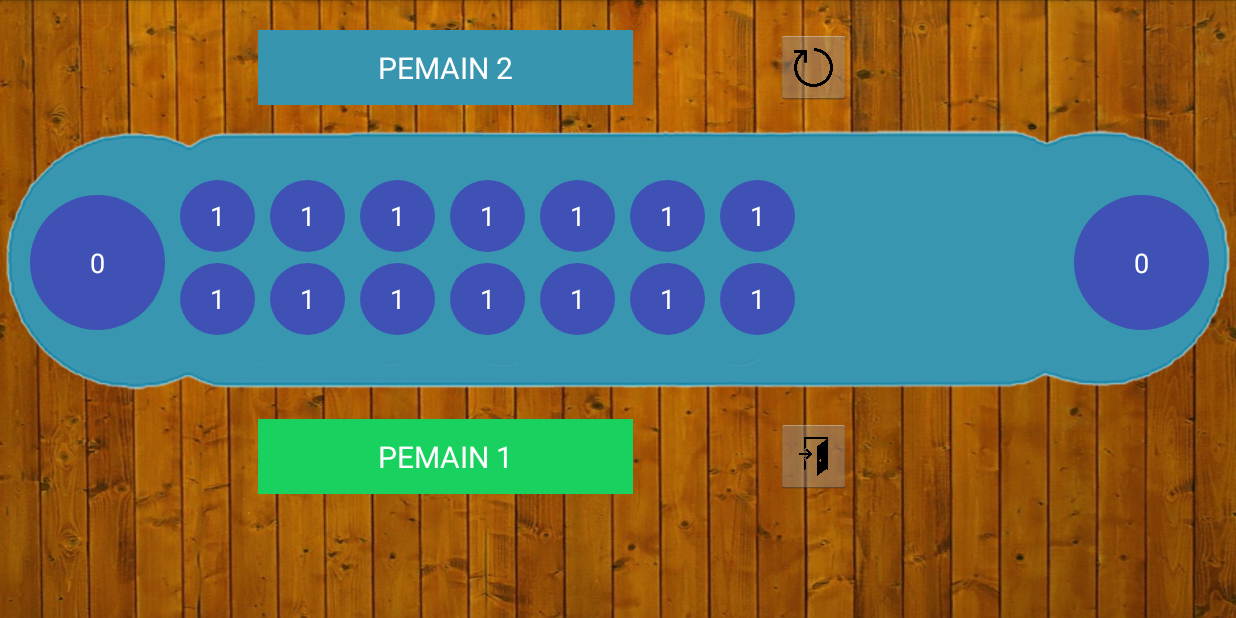
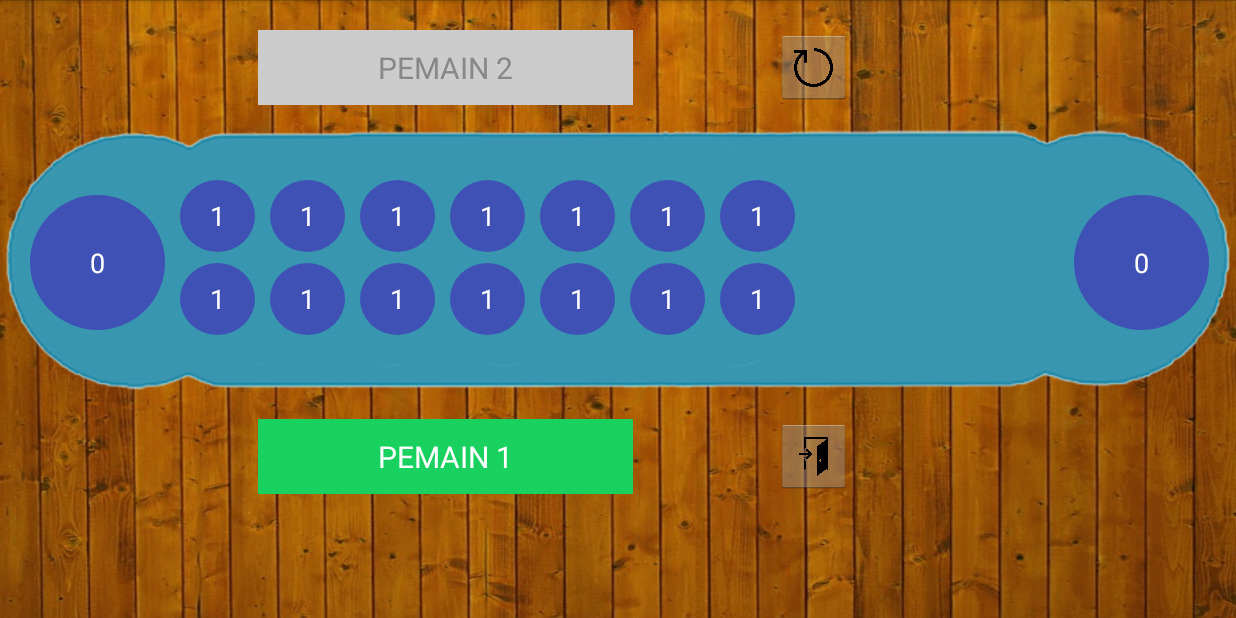
Before and after one commit to arisnacg/congklakdigital, an Android app: the screen it shows after launch (GameActivity), after a tap on "Mulai Permainan", on a phone screen of 824 x 412 dp (held sideways). Run offline under Robolectric (Android 15) with nearby library versions, the phone set to English and light mode, and no system bars.

Commit message:
Sementara fix

```diff
--- a/app/src/main/java/com/example/aris/congklakgame2/GameActivity.java
+++ b/app/src/main/java/com/example/aris/congklakgame2/GameActivity.java
@@ -143,10 +143,14 @@ public class GameActivity extends Activity implements View.OnClickListener {
     public void ubahWarnaPemain(){
         if(this.gilPemail == 1){
             btnPemain1.setBackgroundColor(Color.parseColor("#FF18D15F"));
-            btnPemain2.setBackgroundColor(Color.parseColor("#3895af"));
+            btnPemain1.setTextColor(Color.parseColor("#FFFFFF"));
+            btnPemain2.setBackgroundColor(Color.parseColor("#CCCCCC"));
+            btnPemain2.setTextColor(Color.parseColor("#888888"));
         } else {
             btnPemain2.setBackgroundColor(Color.parseColor("#FF18D15F"));
-            btnPemain1.setBackgroundColor(Color.parseColor("#3895af"));
+            btnPemain2.setTextColor(Color.parseColor("#FFFFFF"));
+            btnPemain1.setBackgroundColor(Color.parseColor("#CCCCCC"));
+            btnPemain1.setTextColor(Color.parseColor("#888888"));
         }
     }
 
--- a/app/src/main/res/layout/activity_game.xml
+++ b/app/src/main/res/layout/activity_game.xml
@@ -21,10 +21,10 @@
                 android:id="@+id/btnPemain2"
                 android:text="PEMAIN 2"
                 android:textSize="20dp"
-                android:textColor="#fff"
+                android:textColor="#888"
                 android:layout_width="250dp"
                 android:layout_height="50dp"
-                android:background="#3895af"
+                android:background="#ccc"
                 android:layout_marginLeft="172dp"/>
 
             <ImageButton
@@ -262,10 +262,10 @@
                 android:id="@+id/btnPemain1"
                 android:text="PEMAIN 1"
                 android:textSize="20dp"
-                android:textColor="#fff"
+                android:textColor="#888"
                 android:layout_width="250dp"
                 android:layout_height="50dp"
-                android:background="#3895af"
+                android:background="#ccc"
                 android:layout_marginLeft="172dp"/>
 
             <ImageButton
```
